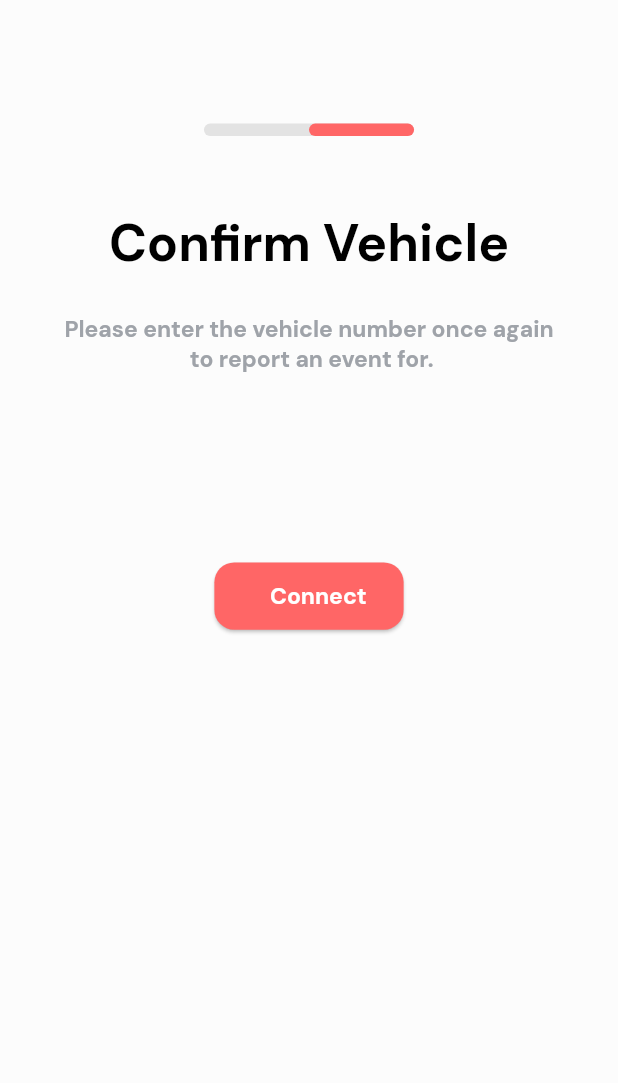
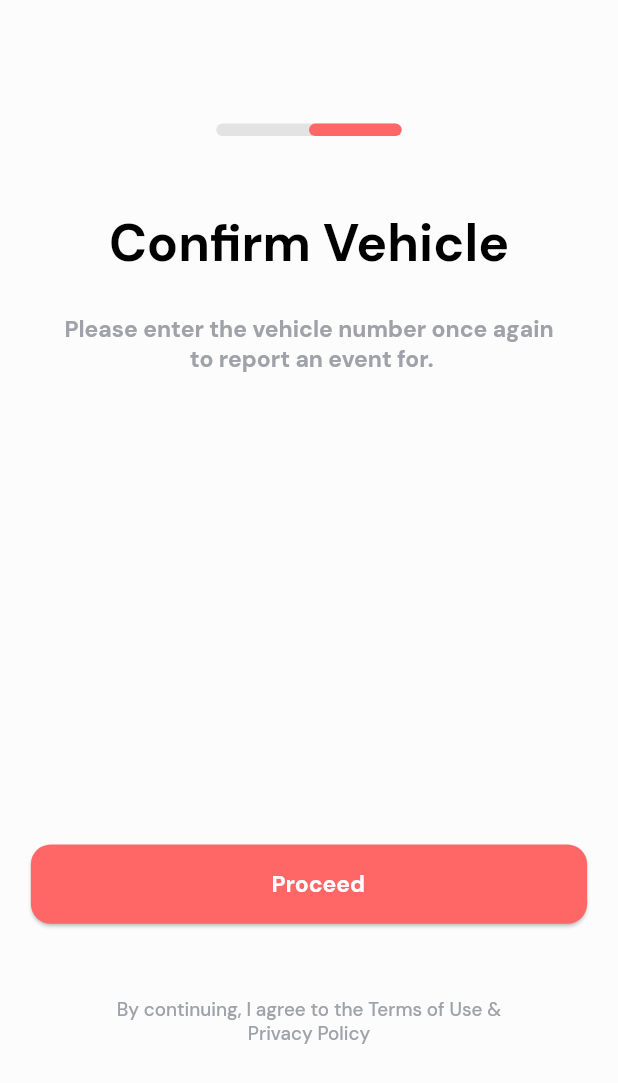
Before and after one commit to codevirtss/okapp, a Flutter app: the MainPage screen opened directly, on a phone screen of 412 x 824 dp. Shown: the top 1083 px of the screen. Run offline on Flutter 3.47's test engine with Material 2 defaults, Android fonts, the phone set to English and light mode, and no system bars; our stand-ins replace dotted_border, get, google_fonts, responsive_sizer.

Commit message:
Vehicle Screen Created

```diff
--- a/lib/Screens/MainPage.dart
+++ b/lib/Screens/MainPage.dart
@@ -1,6 +1,8 @@
 import 'dart:developer';
 import 'dart:ui';
 import 'package:flutter/material.dart';
+import 'package:get/get.dart';
+import 'package:okapp/Screens/VehicleNumber.dart';
 import 'package:okapp/Utils/Colors.dart';
 import 'package:okapp/Utils/KAppBar.dart';
 import 'package:responsive_sizer/responsive_sizer.dart';
@@ -26,7 +28,7 @@ class MainPage extends StatelessWidget {
                   color: Colors.grey.shade400.withOpacity(0.4),
                   borderRadius: BorderRadius.all(Radius.circular(10))),
               height: 1.h,
-              width: 34.0.w,
+              width: 30.0.w,
               child: Row(
                 mainAxisAlignment: MainAxisAlignment.end,
                 children: [
@@ -35,7 +37,7 @@ class MainPage extends StatelessWidget {
                         color: Kolors.primaryRed,
                         borderRadius: BorderRadius.all(Radius.circular(10))),
                     height: 1.h,
-                    width: 17.0.w,
+                    width: 15.0.w,
                   ),
                 ],
               ),
@@ -59,17 +61,37 @@ class MainPage extends StatelessWidget {
                 fontWeight: FontWeight.w700),
             textAlign: TextAlign.center,
           ),
+          kSizedBox(),
           SizedBox(
-            height: 15.0.h,
+            height: 35.0.h,
           ),
-          PrimaryButton(
-            icon: Icons.call,
-            isIcon: false,
-            onPressed: () {
-              log("Hello Yes", name: "Log");
-            },
-            title: "Connect",
-          )
+          Padding(
+            padding: EdgeInsets.symmetric(horizontal: 5.0.w),
+            child: Row(
+              children: [
+                Expanded(
+                  child: PrimaryButton(
+                    isIcon: false,
+                    onPressed: () {
+                      Get.to(const VehicleNumber());
+                      log("Hello Yes", name: "Log");
+                    },
+                    title: "Proceed",
+                  ),
+                ),
+              ],
+            ),
+          ),
+          kSizedBox(),
+          kSizedBox(),
+          Text(
+            "By continuing, I agree to the Terms of Use &\nPrivacy Policy",
+            style: TextStyle(
+                color: Kolors.primaryGrey,
+                fontSize: 14.5.sp,
+                fontWeight: FontWeight.w500),
+            textAlign: TextAlign.center,
+          ),
         ],
       ),
     );
--- a/lib/Utils/PrimaryButton.dart
+++ b/lib/Utils/PrimaryButton.dart
@@ -44,7 +44,7 @@ class PrimaryButton extends StatelessWidget {
       ),
       style: ElevatedButton.styleFrom(
           elevation: 1,
-          padding: EdgeInsets.symmetric(horizontal: 6.0.w, vertical: 1.5.h),
+          padding: EdgeInsets.symmetric(horizontal: 6.0.w, vertical: 2.h),
           primary: Kolors.primaryRed,
           shape: RoundedRectangleBorder(
               borderRadius: BorderRadius.all(Radius.circular(3.2.w)))),
--- a/pubspec.yaml
+++ b/pubspec.yaml
@@ -37,6 +37,7 @@ dependencies:
   responsive_sizer: ^3.1.0
   google_fonts: ^3.0.1
   dotted_border: ^2.0.0+2
+  get: ^4.6.5
 
 dev_dependencies:
   flutter_test:
```
Also changed, not shown: lib/Screens/VehicleNumber.dart (added, +136 -0 lines), lib/Screens/reportEvent.dart (+2 -5 lines), lib/Utils/KAppBar.dart (+10 -1 lines), lib/main.dart (+5 -7 lines), pubspec.lock.
